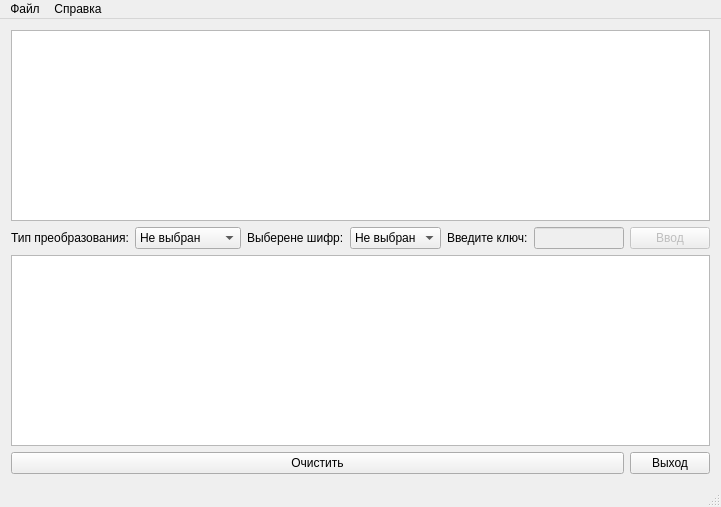
Above: crypt.ui from Sterly27/trpo before the change. Below: the same form after it.
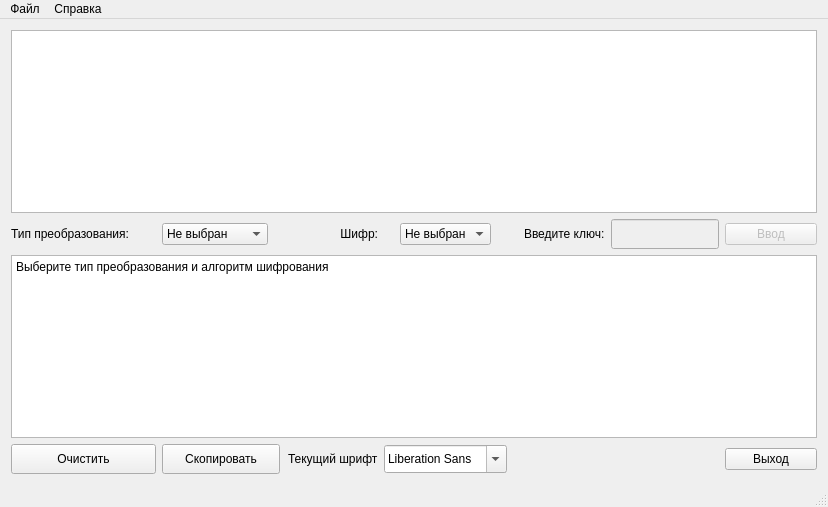
That is the form after the change.

The edit to the form file:
```diff
--- a/crypt.ui
+++ b/crypt.ui
@@ -9,7 +9,7 @@
    <rect>
     <x>0</x>
     <y>0</y>
-    <width>721</width>
+    <width>828</width>
     <height>507</height>
    </rect>
   </property>
@@ -35,68 +35,6 @@
     </font>
    </property>
    <layout class="QGridLayout" name="gridLayout">
-    <item row="1" column="5">
-     <widget class="QLineEdit" name="lineEdit">
-      <property name="enabled">
-       <bool>false</bool>
-      </property>
-      <property name="maxLength">
-       <number>0</number>
-      </property>
-     </widget>
-    </item>
-    <item row="1" column="0">
-     <widget class="QLabel" name="label">
-      <property name="text">
-       <string>Тип преобразования:</string>
-      </property>
-     </widget>
-    </item>
-    <item row="1" column="3">
-     <widget class="QComboBox" name="comboBox_2">
-      <item>
-       <property name="text">
-        <string>Не выбран</string>
-       </property>
-      </item>
-      <item>
-       <property name="text">
-        <string>Вижинера</string>
-       </property>
-      </item>
-      <item>
-       <property name="text">
-        <string>Морзе</string>
-       </property>
-      </item>
-      <item>
-       <property name="text">
-        <string>Цезаря</string>
-       </property>
-      </item>
-     </widget>
-    </item>
-    <item row="3" column="6">
-     <widget class="QPushButton" name="close">
-      <property name="text">
-       <string>Выход</string>
-      </property>
-     </widget>
-    </item>
-    <item row="1" column="2">
-     <widget class="QLabel" name="label_3">
-      <property name="text">
-       <string>Выберене шифр:</string>
-      </property>
-     </widget>
-    </item>
-    <item row="1" column="4">
-     <widget class="QLabel" name="label_2">
-      <property name="text">
-       <string>Введите ключ:</string>
-      </property>
-     </widget>
-    </item>
     <item row="0" column="0" colspan="7">
      <widget class="QPlainTextEdit" name="plainTextEdit">
       <property name="font">
@@ -107,9 +45,12 @@
       <property name="readOnly">
        <bool>false</bool>
       </property>
+      <property name="plainText">
+       <string/>
+      </property>
      </widget>
     </item>
-    <item row="1" column="1">
+    <item row="1" column="1" alignment="Qt::AlignLeft">
      <widget class="QComboBox" name="comboBox_1">
       <item>
        <property name="text">
@@ -128,7 +69,7 @@
       </item>
      </widget>
     </item>
-    <item row="2" column="0" colspan="7">
+    <item row="3" column="0" colspan="7">
      <widget class="QPlainTextEdit" name="plainTextEdit_2">
       <property name="enabled">
        <bool>true</bool>
@@ -136,6 +77,9 @@
       <property name="readOnly">
        <bool>true</bool>
       </property>
+      <property name="plainText">
+       <string>Выберите тип преобразования и алгоритм шифрования</string>
+      </property>
      </widget>
     </item>
     <item row="1" column="6">
@@ -162,13 +106,153 @@
       </property>
      </widget>
     </item>
-    <item row="3" column="0" colspan="6">
+    <item row="1" column="5">
+     <widget class="QLineEdit" name="lineEdit">
+      <property name="enabled">
+       <bool>false</bool>
+      </property>
+      <property name="sizePolicy">
+       <sizepolicy hsizetype="Fixed" vsizetype="Fixed">
+        <horstretch>0</horstretch>
+        <verstretch>0</verstretch>
+       </sizepolicy>
+      </property>
+      <property name="minimumSize">
+       <size>
+        <width>88</width>
+        <height>30</height>
+       </size>
+      </property>
+      <property name="sizeIncrement">
+       <size>
+        <width>20</width>
+        <height>30</height>
+       </size>
+      </property>
+      <property name="baseSize">
+       <size>
+        <width>20</width>
+        <height>30</height>
+       </size>
+      </property>
+      <property name="maxLength">
+       <number>0</number>
+      </property>
+     </widget>
+    </item>
+    <item row="1" column="0" alignment="Qt::AlignLeft">
+     <widget class="QLabel" name="label">
+      <property name="text">
+       <string>Тип преобразования:</string>
+      </property>
+     </widget>
+    </item>
+    <item row="1" column="3" alignment="Qt::AlignHCenter">
+     <widget class="QComboBox" name="comboBox_2">
+      <item>
+       <property name="text">
+        <string>Не выбран</string>
+       </property>
+      </item>
+      <item>
+       <property name="text">
+        <string>Вижинера</string>
+       </property>
+      </item>
+      <item>
+       <property name="text">
+        <string>Морзе</string>
+       </property>
+      </item>
+      <item>
+       <property name="text">
+        <string>Цезаря</string>
+       </property>
+      </item>
+     </widget>
+    </item>
+    <item row="4" column="6">
+     <widget class="QPushButton" name="close">
+      <property name="text">
+       <string>Выход</string>
+      </property>
+     </widget>
+    </item>
+    <item row="1" column="2" alignment="Qt::AlignRight">
+     <widget class="QLabel" name="label_3">
+      <property name="text">
+       <string>Шифр:</string>
+      </property>
+      <property name="alignment">
+       <set>Qt::AlignRight|Qt::AlignTrailing|Qt::AlignVCenter</set>
+      </property>
+     </widget>
+    </item>
+    <item row="1" column="4" alignment="Qt::AlignRight">
+     <widget class="QLabel" name="label_2">
+      <property name="text">
+       <string>Введите ключ:</string>
+      </property>
+     </widget>
+    </item>
+    <item row="4" column="0">
      <widget class="QPushButton" name="clear">
+      <property name="minimumSize">
+       <size>
+        <width>145</width>
+        <height>0</height>
+       </size>
+      </property>
+      <property name="maximumSize">
+       <size>
+        <width>145</width>
+        <height>30</height>
+       </size>
+      </property>
       <property name="text">
        <string>Очистить</string>
       </property>
      </widget>
     </item>
+    <item row="4" column="1">
+     <widget class="QPushButton" name="pushButton">
+      <property name="minimumSize">
+       <size>
+        <width>118</width>
+        <height>30</height>
+       </size>
+      </property>
+      <property name="maximumSize">
+       <size>
+        <width>118</width>
+        <height>30</height>
+       </size>
+      </property>
+      <property name="text">
+       <string>Скопировать</string>
+      </property>
+     </widget>
+    </item>
+    <item row="4" column="3">
+     <widget class="QFontComboBox" name="fontComboBox">
+      <property name="maximumSize">
+       <size>
+        <width>123</width>
+        <height>28</height>
+       </size>
+      </property>
+      <property name="styleSheet">
+       <string notr="true"/>
+      </property>
+     </widget>
+    </item>
+    <item row="4" column="2" alignment="Qt::AlignRight">
+     <widget class="QLabel" name="label_4">
+      <property name="text">
+       <string>Текущий шрифт</string>
+      </property>
+     </widget>
+    </item>
    </layout>
   </widget>
   <widget class="QMenuBar" name="menuBar">
@@ -176,8 +260,8 @@
     <rect>
      <x>0</x>
      <y>0</y>
-     <width>721</width>
-     <height>21</height>
+     <width>828</width>
+     <height>26</height>
     </rect>
    </property>
    <widget class="QMenu" name="menu">
```
Left out of the diff: 49 changed lines with no effect on the pictures.
